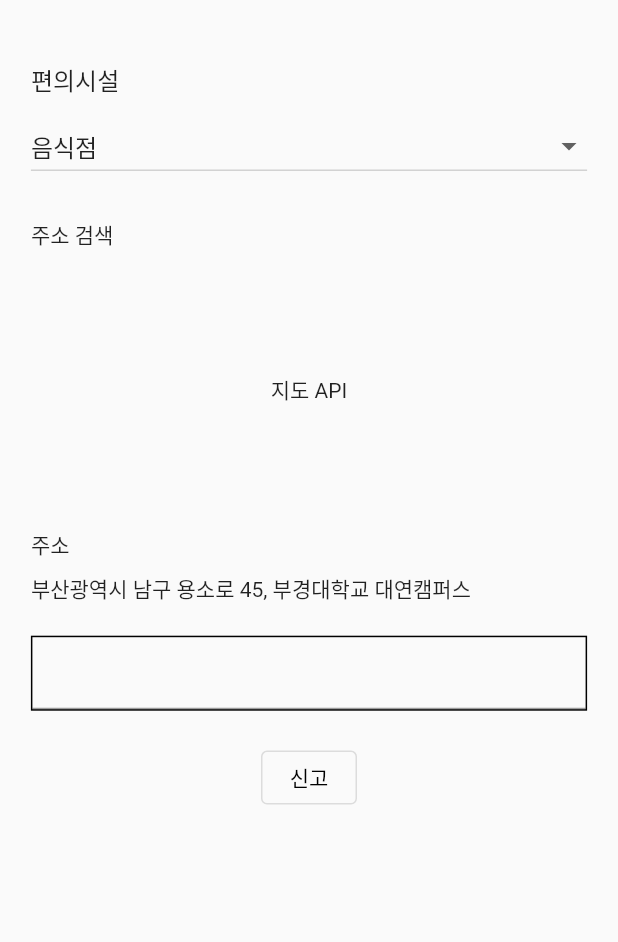
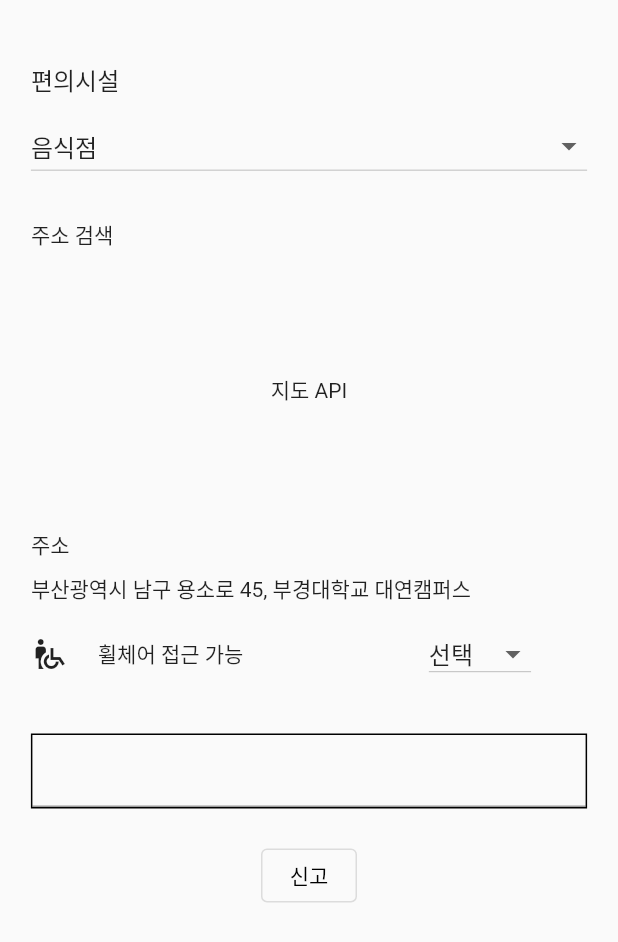
Before and after one commit to Rolling-Together/RollingTogether, a Flutter app: the screen it shows after launch, on a phone screen of 412 x 824 dp. Shown: the top 942 px of the screen. Run offline on Flutter 3.47's test engine with Material 2 defaults, Android fonts, the light colour scheme and no system bars; our stand-ins replace image_picker.

Commit message:
편의시설 정보 위젯 추가

```diff
--- a/lib/ui/screens/facility_screen.dart
+++ b/lib/ui/screens/facility_screen.dart
@@ -19,6 +19,7 @@ class FacilityScreen extends StatelessWidget {
                 child: Text('편의시설', style: TextStyle(fontSize: 16)),
               ),
               Container(
+
                   ///카테고리
                   padding: EdgeInsets.only(
                       top: MediaQuery.of(context).size.height * 0.01,
@@ -54,10 +55,13 @@ class FacilityScreen extends StatelessWidget {
                 child: Text('부산광역시 남구 용소로 45, 부경대학교 대연캠퍼스'),
               ),
               Container(
+                padding: EdgeInsets.all(MediaQuery.of(context).size.width * 0.05),
+                child : FacilityInfo(),),
+              Container(
                 margin:
-                EdgeInsets.all(MediaQuery.of(context).size.width * 0.05),
+                    EdgeInsets.all(MediaQuery.of(context).size.width * 0.05),
                 decoration:
-                BoxDecoration(border: Border.all(color: Colors.black)),
+                    BoxDecoration(border: Border.all(color: Colors.black)),
                 child: TextField(
                   decoration: InputDecoration(focusedBorder: InputBorder.none),
                   keyboardType: TextInputType.multiline,
@@ -122,3 +126,55 @@ class _CategoryButtonState extends State<CategoryButton> {
     );
   }
 }
+
+///장소정보 >> 여기서 오류난당~~
+const List<String> option_list = <String>['선택', '예', '아니오'];
+
+class FacilityInfo extends StatefulWidget {
+  const FacilityInfo({Key? key}) : super(key: key);
+
+  @override
+  State<FacilityInfo> createState() => _FacilityInfoState();
+}
+
+class _FacilityInfoState extends State<FacilityInfo> {
+  String dropdownValues = option_list.first;
+
+  @override
+  Widget build(BuildContext context) {
+    return Container(
+      alignment: Alignment.centerLeft,
+      child: Row(
+        mainAxisSize: MainAxisSize.min,
+        children: [
+          Container(
+            margin: EdgeInsets.only(right : MediaQuery.of(context).size.width*0.05),
+          child : Icon(Icons.wheelchair_pickup),),
+          Container(
+            margin: EdgeInsets.only(right: MediaQuery.of(context).size.width*0.3),
+    child : Text('휠체어 접근 가능'),),
+          DropdownButton<String>(
+            isDense: true,
+            //isExpanded: true,
+            value: dropdownValues,
+            icon: const Icon(Icons.arrow_drop_down),
+            elevation: 16,
+            onChanged: (String? value) {
+              setState(() {
+                dropdownValues = value!;
+              });
+            },
+            items: option_list.map<DropdownMenuItem<String>>(
+              (String value) {
+                return DropdownMenuItem<String>(
+                  value: value,
+                  child: Text(value),
+                );
+              },
+            ).toList(),
+          ),
+        ],
+      ),
+    );
+  }
+}
```
